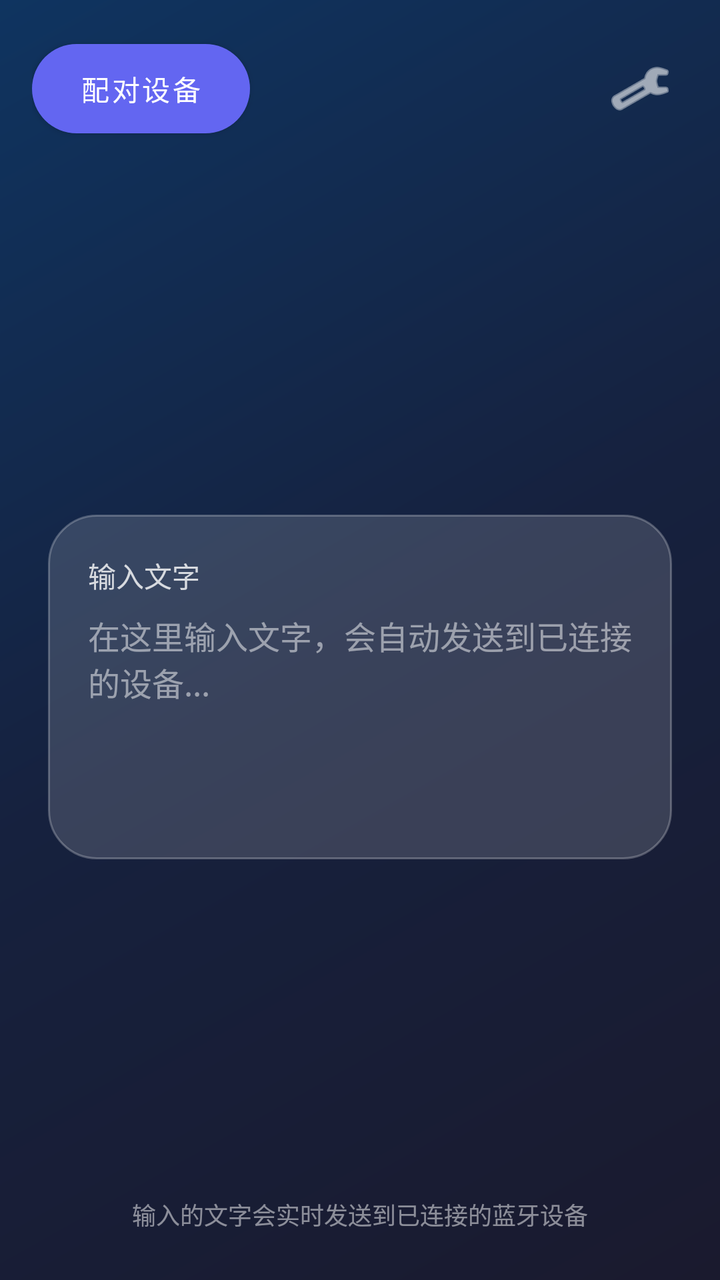
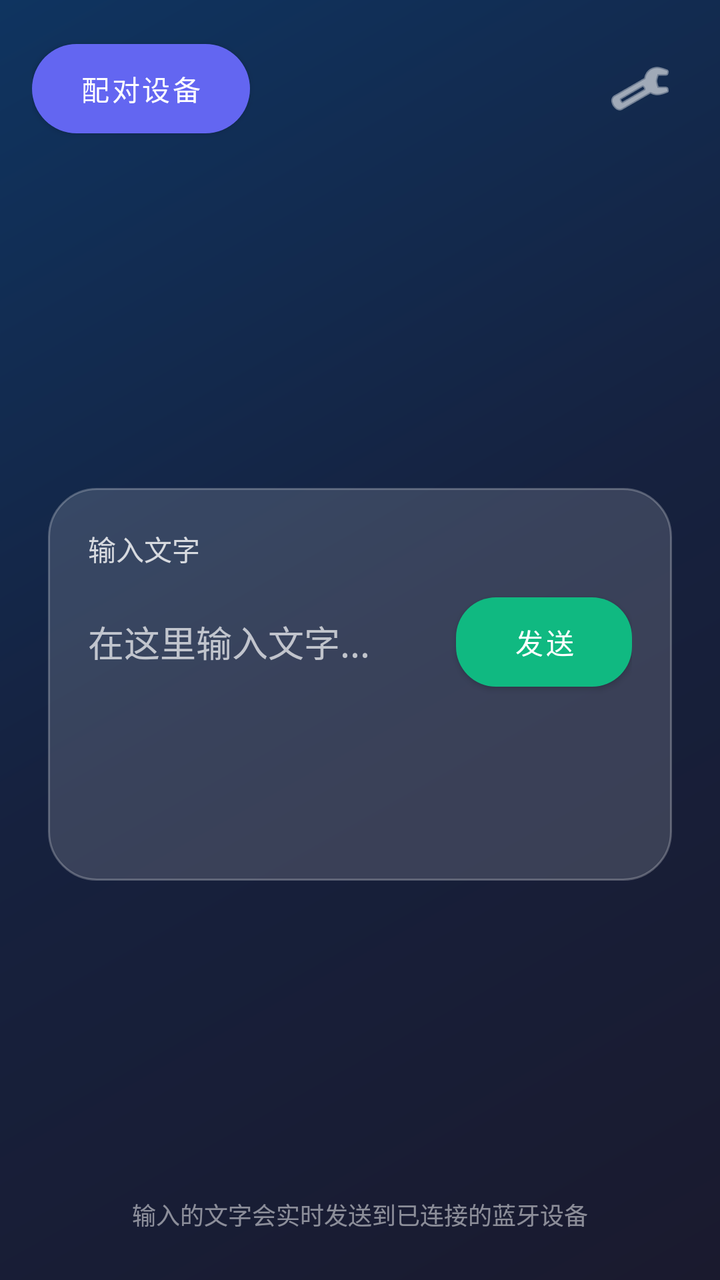

The first picture is an Android layout as it rendered before a commit; the second is the same layout after the commit. The layout source and the unified diff follow.
<!-- AndroidManifest.xml: application theme Theme.BluetoothKeyboard -->
<!-- res/layout/activity_main.xml -->
<?xml version="1.0" encoding="utf-8"?>
<androidx.constraintlayout.widget.ConstraintLayout 
    xmlns:android="http://schemas.android.com/apk/res/android"
    xmlns:app="http://schemas.android.com/apk/res-auto"
    android:id="@+id/root_layout"
    android:layout_width="match_parent"
    android:layout_height="match_parent"
    android:background="@drawable/default_gradient">

    
    <ImageView
        android:id="@+id/background_image"
        android:layout_width="match_parent"
        android:layout_height="match_parent"
        android:scaleType="centerCrop"
        android:visibility="gone"
        android:contentDescription="背景图片"/>

    
    <androidx.constraintlayout.widget.ConstraintLayout
        android:id="@+id/top_bar"
        android:layout_width="0dp"
        android:layout_height="wrap_content"
        android:padding="16dp"
        app:layout_constraintTop_toTopOf="parent"
        app:layout_constraintStart_toStartOf="parent"
        app:layout_constraintEnd_toEndOf="parent">

        
        <com.google.android.material.button.MaterialButton
            android:id="@+id/pair_button"
            android:layout_width="wrap_content"
            android:layout_height="wrap_content"
            android:text="配对设备"
            android:textSize="14sp"
            android:textColor="@android:color/white"
            app:cornerRadius="24dp"
            app:backgroundTint="#6366F1"
            android:paddingHorizontal="24dp"
            android:paddingVertical="12dp"
            app:layout_constraintStart_toStartOf="parent"
            app:layout_constraintTop_toTopOf="parent"
            app:layout_constraintBottom_toBottomOf="parent"/>

        
        <TextView
            android:id="@+id/device_name"
            android:layout_width="wrap_content"
            android:layout_height="wrap_content"
            android:text="已连接: 设备名"
            android:textColor="@android:color/white"
            android:textSize="16sp"
            android:textStyle="bold"
            android:visibility="gone"
            app:layout_constraintStart_toStartOf="parent"
            app:layout_constraintTop_toTopOf="parent"
            app:layout_constraintBottom_toBottomOf="parent"/>

        
        <ImageButton
            android:id="@+id/settings_button"
            android:layout_width="48dp"
            android:layout_height="48dp"
            android:src="@android:drawable/ic_menu_preferences"
            android:background="?attr/selectableItemBackgroundBorderless"
            app:tint="@android:color/white"
            android:contentDescription="设置"
            app:layout_constraintEnd_toEndOf="parent"
            app:layout_constraintTop_toTopOf="parent"
            app:layout_constraintBottom_toBottomOf="parent"/>

    </androidx.constraintlayout.widget.ConstraintLayout>

    
    <LinearLayout
        android:id="@+id/input_container"
        android:layout_width="0dp"
        android:layout_height="wrap_content"
        android:layout_marginHorizontal="24dp"
        android:background="@drawable/glass_background"
        android:orientation="vertical"
        android:padding="20dp"
        app:layout_constraintBottom_toBottomOf="parent"
        app:layout_constraintEnd_toEndOf="parent"
        app:layout_constraintStart_toStartOf="parent"
        app:layout_constraintTop_toTopOf="parent"
        app:layout_constraintVertical_bias="0.55">

        <TextView
            android:layout_width="wrap_content"
            android:layout_height="wrap_content"
            android:text="输入文字"
            android:textColor="#CCFFFFFF"
            android:textSize="14sp"
            android:layout_marginBottom="8dp"/>

        <EditText
            android:id="@+id/input_edit_text"
            android:layout_width="match_parent"
            android:layout_height="wrap_content"
            android:background="@android:color/transparent"
            android:gravity="top|start"
            android:hint="在这里输入文字，会自动发送到已连接的设备..."
            android:inputType="textMultiLine|textCapSentences"
            android:maxLines="8"
            android:minLines="5"
            android:textColor="@android:color/white"
            android:textColorHint="#80FFFFFF"
            android:textSize="16sp"
            android:imeOptions="actionSend"/>

    </LinearLayout>

    
    <TextView
        android:layout_width="0dp"
        android:layout_height="wrap_content"
        android:layout_marginHorizontal="24dp"
        android:layout_marginBottom="24dp"
        android:gravity="center"
        android:text="输入的文字会实时发送到已连接的蓝牙设备"
        android:textColor="#80FFFFFF"
        android:textSize="12sp"
        app:layout_constraintBottom_toBottomOf="parent"
        app:layout_constraintEnd_toEndOf="parent"
        app:layout_constraintStart_toStartOf="parent"/>

</androidx.constraintlayout.widget.ConstraintLayout>
<!-- resources referenced by this layout -->
<resources>
  <!-- drawable default_gradient (drawable) -->
  <?xml version="1.0" encoding="utf-8"?>
  <shape xmlns:android="http://schemas.android.com/apk/res/android"
      android:shape="rectangle">
      <gradient
          android:type="linear"
          android:angle="135"
          android:startColor="#1a1a2e"
          android:centerColor="#16213e"
          android:endColor="#0f3460"/>
  </shape>
  <!-- drawable glass_background (drawable) -->
  <?xml version="1.0" encoding="utf-8"?>
  <shape xmlns:android="http://schemas.android.com/apk/res/android"
      android:shape="rectangle">
      
      <solid android:color="#26FFFFFF" />
      
      <corners android:radius="24dp" />
      
      <stroke
          android:width="1dp"
          android:color="#40FFFFFF" />
  </shape>
  <style name="Theme.BluetoothKeyboard" parent="Theme.MaterialComponents.DayNight.NoActionBar">
          
          <item name="colorPrimary">@color/primary</item>
          <item name="colorPrimaryVariant">@color/primary_dark</item>
          <item name="colorOnPrimary">@color/white</item>
          
          
          <item name="colorSecondary">@color/accent</item>
          <item name="colorSecondaryVariant">@color/accent</item>
          <item name="colorOnSecondary">@color/white</item>
          
          
          <item name="android:statusBarColor">@android:color/transparent</item>
          <item name="android:navigationBarColor">@android:color/transparent</item>
          
          
          <item name="android:windowBackground">@drawable/default_gradient</item>
          
          
          <item name="windowActionBar">false</item>
          <item name="windowNoTitle">true</item>
      </style>
  <color name="primary">#6366F1</color>
  <color name="primary_dark">#4F46E5</color>
  <color name="white">#FFFFFFFF</color>
  <color name="accent">#818CF8</color>
</resources>

<!-- the commit's change to res/layout/activity_main.xml (unified diff, before → after) -->
@@ -94,20 +94,45 @@
             android:textSize="14sp"
             android:layout_marginBottom="8dp"/>
 
-        <EditText
-            android:id="@+id/input_edit_text"
+        
+        <LinearLayout
             android:layout_width="match_parent"
             android:layout_height="wrap_content"
-            android:background="@android:color/transparent"
-            android:gravity="top|start"
-            android:hint="在这里输入文字，会自动发送到已连接的设备..."
-            android:inputType="textMultiLine|textCapSentences"
-            android:maxLines="8"
-            android:minLines="5"
-            android:textColor="@android:color/white"
-            android:textColorHint="#80FFFFFF"
-            android:textSize="16sp"
-            android:imeOptions="actionSend"/>
+            android:orientation="horizontal"
+            android:gravity="top">
+
+            <EditText
+                android:id="@+id/input_edit_text"
+                android:layout_width="0dp"
+                android:layout_height="wrap_content"
+                android:layout_weight="1"
+                android:background="@android:color/transparent"
+                android:gravity="top|start"
+                android:hint="在这里输入文字..."
+                android:inputType="textMultiLine|textCapSentences"
+                android:maxLines="8"
+                android:minLines="5"
+                android:textColor="#FFFFFF"
+                android:textColorHint="#B0FFFFFF"
+                android:textSize="18sp"
+                android:lineSpacingMultiplier="1.2"
+                android:imeOptions="actionSend"/>
+
+            
+            <com.google.android.material.button.MaterialButton
+                android:id="@+id/send_button"
+                android:layout_width="wrap_content"
+                android:layout_height="wrap_content"
+                android:layout_marginStart="12dp"
+                android:text="发送"
+                android:textColor="@android:color/white"
+                android:textSize="14sp"
+                app:cornerRadius="20dp"
+                app:backgroundTint="#10B981"
+                android:paddingHorizontal="20dp"
+                android:paddingVertical="12dp"/>
+
+        </LinearLayout>
 
     </LinearLayout>
 
